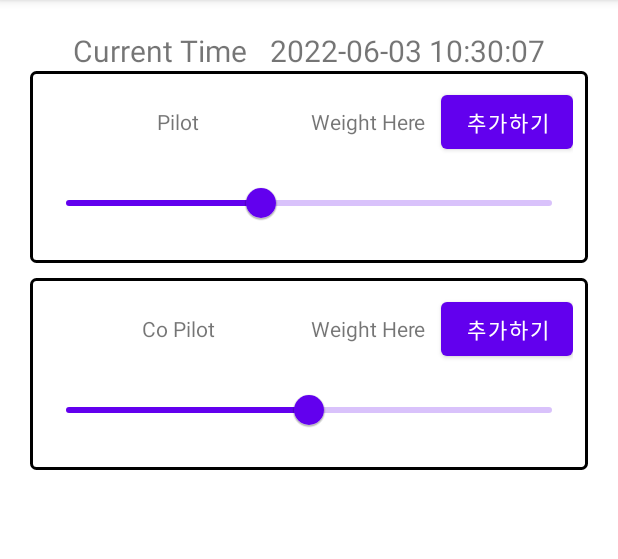
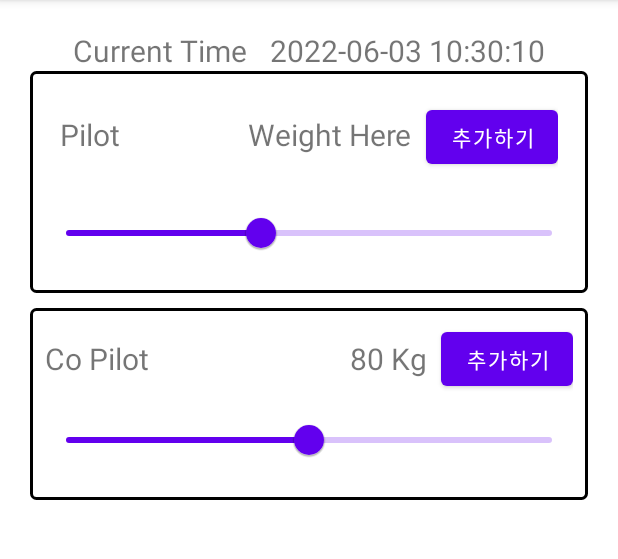
Before and after one commit to asd14235/Weight_N_Balance, an Android app: the pilotWeightActivity screen opened directly, with no data from a screen before it, on a phone screen of 412 x 824 dp, the part 84-643 px from its top. Run offline under Robolectric (Android 15) with nearby library versions, the phone set to English and light mode, and no system bars; our stand-ins replace data binding.

Commit message:
웨이트앤 발란스 파일럿 구현

```diff
--- a/app/src/main/res/layout/activity_pilot_weight.xml
+++ b/app/src/main/res/layout/activity_pilot_weight.xml
@@ -50,32 +50,24 @@
                     <LinearLayout
                         android:layout_width="match_parent"
                         android:layout_height="wrap_content"
-                        android:gravity="center_vertical"
+                        android:padding="10dp"
                         android:orientation="horizontal">
 
                         <TextView
                             android:layout_width="wrap_content"
                             android:layout_height="wrap_content"
                             android:layout_weight="1"
-                            android:gravity="center"
-                            android:text="Pilot" />
-
-                        <!--                        <EditText-->
-                        <!--                            android:id="@+id/pilotWeight"-->
-                        <!--                            android:layout_width="wrap_content"-->
-                        <!--                            android:layout_height="wrap_content"-->
-                        <!--                            android:layout_marginStart="10dp"-->
-                        <!--                            android:layout_weight="1"-->
-                        <!--                            android:gravity="end"-->
-                        <!--                            android:hint="KG"-->
-                        <!--                            android:imeOptions="actionDone"-->
-                        <!--                            android:inputType="number" />-->
+                            android:textSize="20dp"
+                            android:text="Pilot"/>
 
                         <TextView
                             android:id="@+id/pilotWeightTxt"
                             android:layout_width="wrap_content"
                             android:layout_height="wrap_content"
+                            android:gravity="end"
                             android:labelFor="@id/pilotWeightSlider"
+                            android:layout_weight="1"
+                            android:textSize="20dp"
                             android:text="Weight Here"/>
 
                         <Button
@@ -102,6 +94,7 @@
                     android:layout_width="wrap_content"
                     android:layout_height="wrap_content"
                     android:layout_marginTop="10dp"
+                    android:padding="10dp"
                     android:background="@drawable/ractangle_square"
                     android:orientation="vertical">
                     <LinearLayout
@@ -113,21 +106,25 @@
                         <TextView
                             android:layout_width="wrap_content"
                             android:layout_height="wrap_content"
+                            android:textSize="20dp"
                             android:layout_weight="1"
-                            android:gravity="center"
                             android:text="Co Pilot"/>
 
                         <TextView
                             android:id="@+id/pilotWeightTxt2"
                             android:layout_width="wrap_content"
                             android:layout_height="wrap_content"
-                            android:text="Weight Here"/>
+                            android:gravity="end"
+                            android:layout_weight="1"
+                            android:textSize="20dp"
+                            android:text="80 Kg"/>
 
                         <Button
                             android:id="@+id/coPilotAddBtn"
                             android:layout_width="wrap_content"
                             android:layout_height="wrap_content"
                             android:layout_marginStart="10dp"
+                            android:layout_gravity="end"
                             android:text="추가하기" />
 
 
```
Also changed, not shown: app/src/main/java/com/neppplus/weight_n_balance/MainActivity.kt (+10 -0 lines), app/src/main/java/com/neppplus/weight_n_balance/weights/pilotWeightActivity.kt (+5 -3 lines), app/src/main/res/layout/activity_main.xml (+5 -4 lines).
